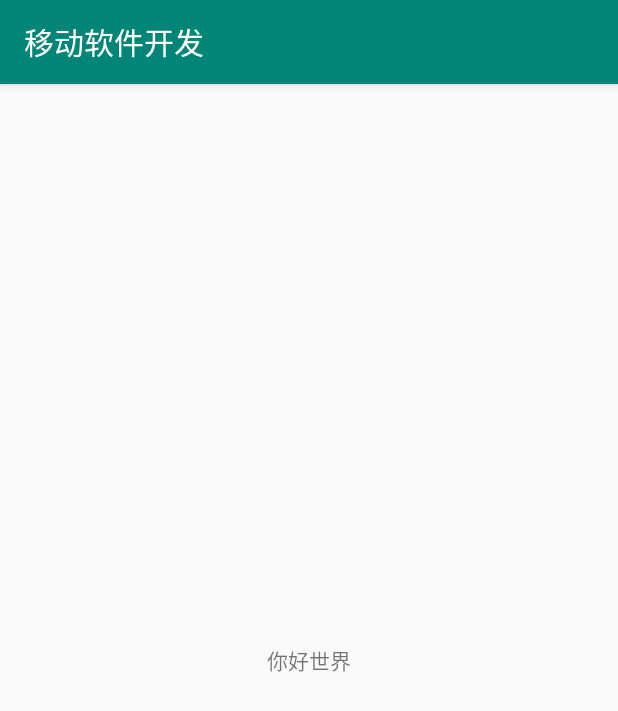
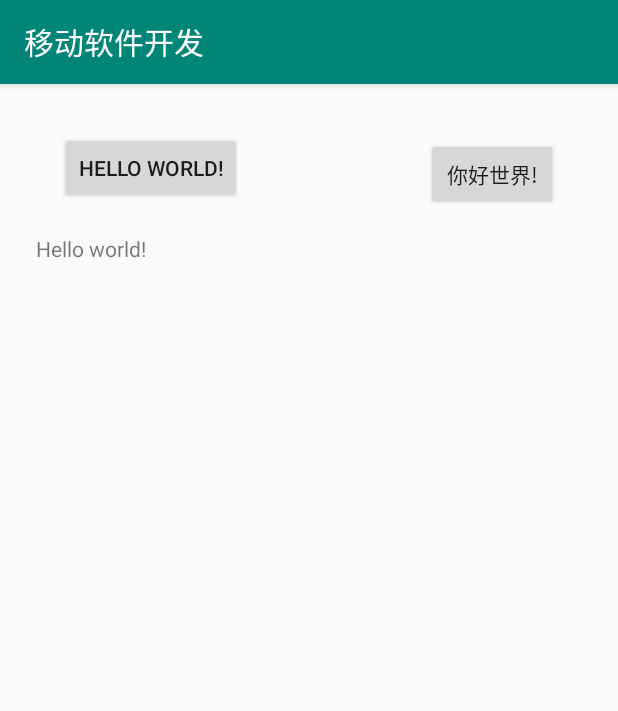
Before and after one commit to Winkim/WinkimMobileSoftwareDevelopment, an Android app: the screen it shows after launch (TextViewMainActivity before the commit, ButtonMainActivity after it), on a phone screen of 412 x 824 dp. Shown: the top 711 px of the screen. Run offline under Robolectric (Android 15) with nearby library versions, the phone set to English and light mode, and no system bars.

Commit message:
添加button activity

```diff
--- a/app/src/main/AndroidManifest.xml
+++ b/app/src/main/AndroidManifest.xml
@@ -9,6 +9,14 @@
         android:roundIcon="@mipmap/ic_launcher_round"
         android:supportsRtl="true"
         android:theme="@style/AppTheme">
+        <activity android:name=".ButtonMainActivity">
+            <intent-filter>
+                <action android:name="android.intent.action.MAIN" />
+
+                <category android:name="android.intent.category.LAUNCHER" />
+            </intent-filter>
+
+        </activity>
         <activity android:name=".TextViewMainActivity">
             <intent-filter>
                 <action android:name="android.intent.action.MAIN" />
--- /dev/null
+++ b/app/src/main/java/com/example/casper/ButtonMainActivity.java
@@ -0,0 +1,14 @@
+package com.example.casper;
+
+import androidx.appcompat.app.AppCompatActivity;
+
+import android.os.Bundle;
+
+public class ButtonMainActivity extends AppCompatActivity {
+
+    @Override
+    protected void onCreate(Bundle savedInstanceState) {
+        super.onCreate(savedInstanceState);
+        setContentView(R.layout.activity_button_main);
+    }
+}
--- a/app/src/main/java/com/example/casper/TextViewMainActivity.java
+++ b/app/src/main/java/com/example/casper/TextViewMainActivity.java
@@ -12,7 +12,7 @@ public class TextViewMainActivity extends AppCompatActivity {
     @Override
     protected void onCreate(Bundle savedInstanceState) {
         super.onCreate(savedInstanceState);
-        setContentView(R.layout.text_view_activity_main);
+        setContentView(R.layout.activity_text_view_main);
 
         textViewHelloWorld=findViewById(R.id.textViewHelloWorld);
         textViewHelloWorld.setText("你好，编程实现的Hello world！");
--- /dev/null
+++ b/app/src/main/res/layout/activity_button_main.xml
@@ -0,0 +1,41 @@
+<?xml version="1.0" encoding="utf-8"?>
+<androidx.constraintlayout.widget.ConstraintLayout xmlns:android="http://schemas.android.com/apk/res/android"
+    xmlns:app="http://schemas.android.com/apk/res-auto"
+    xmlns:tools="http://schemas.android.com/tools"
+    android:layout_width="match_parent"
+    android:layout_height="match_parent"
+    tools:context=".ButtonMainActivity">
+
+    <TextView
+        android:id="@+id/textViewHelloWorld"
+        android:layout_width="wrap_content"
+        android:layout_height="wrap_content"
+        android:layout_marginStart="24dp"
+        android:layout_marginLeft="24dp"
+        android:layout_marginTop="20dp"
+        android:text="@string/hello_world"
+        app:layout_constraintStart_toStartOf="parent"
+        app:layout_constraintTop_toBottomOf="@+id/buttonHelloEn" />
+
+    <Button
+        android:id="@+id/buttonHelloEn"
+        android:layout_width="wrap_content"
+        android:layout_height="wrap_content"
+        android:layout_marginStart="40dp"
+        android:layout_marginLeft="40dp"
+        android:layout_marginTop="32dp"
+        android:text="@string/hello_world"
+        app:layout_constraintStart_toStartOf="parent"
+        app:layout_constraintTop_toTopOf="parent" />
+
+    <Button
+        android:id="@+id/buttonHelloCz"
+        android:layout_width="wrap_content"
+        android:layout_height="wrap_content"
+        android:layout_marginTop="4dp"
+        android:layout_marginEnd="40dp"
+        android:layout_marginRight="40dp"
+        android:text="@string/hello_world2"
+        app:layout_constraintEnd_toEndOf="parent"
+        app:layout_constraintTop_toTopOf="@+id/buttonHelloEn" />
+</androidx.constraintlayout.widget.ConstraintLayout>
--- a/app/src/main/res/values/strings.xml
+++ b/app/src/main/res/values/strings.xml
@@ -1,5 +1,5 @@
 <resources>
     <string name="app_name">移动软件开发</string>
-    <string name="hello_world">你好世界</string>
-    <string name="hello_world2">你好2人世界</string>
+    <string name="hello_world">Hello world!</string>
+    <string name="hello_world2">你好世界!</string>
 </resources>
```
Also changed, not shown: app/src/main/res/layout/activity_text_view_main.xml (renamed from app/src/main/res/layout/text_view_activity_main.xml).
